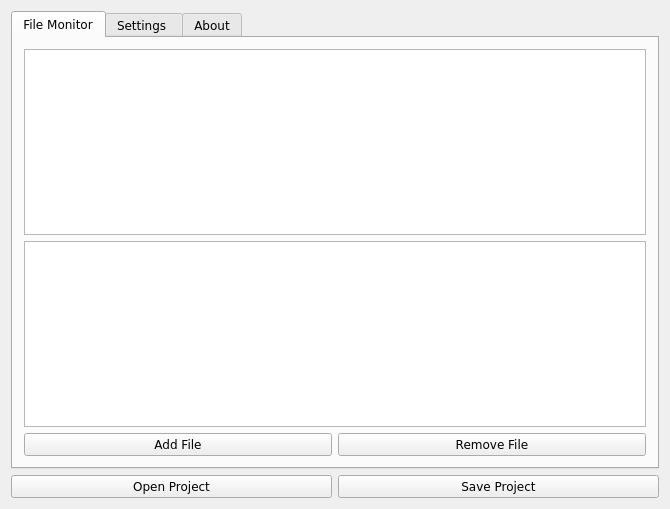
imatefx/auto-file-backup, file autofilebackup.ui: the form before one commit.
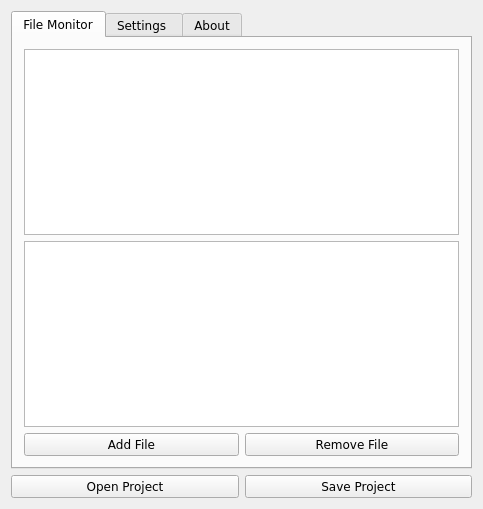
The form after the commit. Icons and pictures are not drawn. Custom widgets are drawn as their Qt base class.

Commit message: Added popup for file modification event, changed window size

```diff
--- a/autofilebackup.ui
+++ b/autofilebackup.ui
@@ -6,7 +6,7 @@
    <rect>
     <x>0</x>
     <y>0</y>
-    <width>670</width>
+    <width>483</width>
     <height>509</height>
    </rect>
   </property>
```
The commit also changes 1 other file.
